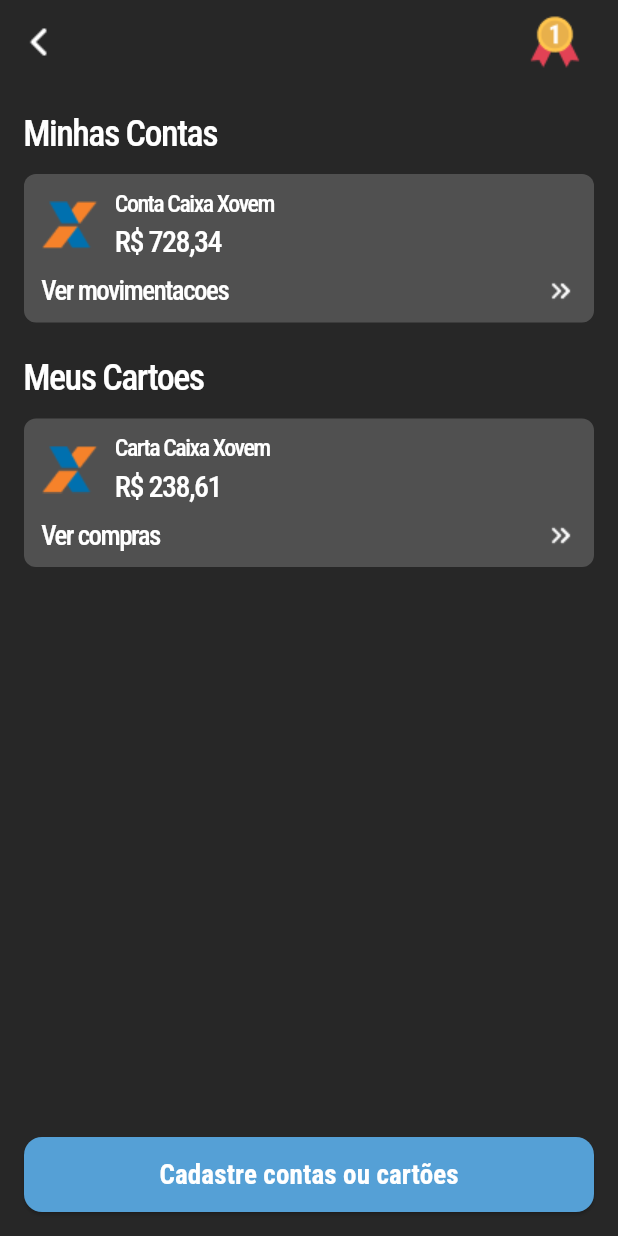
After one commit to fwctecnologia/caixa-hackaton-app, a Flutter app: the ContasCartoesScreen screen opened directly, on a phone screen of 412 x 824 dp. The commit adds this screen. Run offline on Flutter 3.47's test engine with Material 2 defaults, Android fonts, the phone set to English and light mode, and no system bars; our stand-ins replace dio, get, google_fonts.

Commit message:
feat: adding banking infos

```diff
--- /dev/null
+++ b/lib/app/modules/contas_cartoes/contas_cartoes.dart
@@ -0,0 +1,156 @@
+import 'package:flutter/material.dart';
+import 'package:get/get.dart';
+import 'package:google_fonts/google_fonts.dart';
+
+import '../home/home_screen.dart';
+
+class ContasCartoesScreen extends StatefulWidget {
+  const ContasCartoesScreen({super.key});
+
+  @override
+  State<ContasCartoesScreen> createState() => _ContasCartoesScreenState();
+}
+
+class _ContasCartoesScreenState extends State<ContasCartoesScreen> {
+  @override
+  Widget build(BuildContext context) {
+    return Scaffold(
+      bottomNavigationBar:  Container(
+        margin: EdgeInsets.all(16),
+        width: double.infinity,
+        height: 50,
+        child: ElevatedButton(
+          style: ElevatedButton.styleFrom(
+            backgroundColor: Color(0xFF55A0D6),
+            foregroundColor: Colors.white,
+            shape: RoundedRectangleBorder(
+              borderRadius: BorderRadius.circular(12),
+            ),
+          ),
+          onPressed: () async {
+            Get.to(() => const HomeScreen());
+          },
+          child: Text(
+            'Cadastre contas ou cartões',
+            style: GoogleFonts.robotoCondensed(
+              fontWeight: FontWeight.w700,
+              fontSize: 18,
+            ),
+          ),
+        ),
+      ),
+      appBar: AppBar(
+        forceMaterialTransparency: true,
+        leading: Image.asset('assets/chevron_right.png'),
+        actions: [
+          Image.asset('assets/medal.png'),
+          Container(width: 20),
+        ],
+      ),
+      body: Padding(
+        padding: const EdgeInsets.all(16.0),
+        child: Column(
+          crossAxisAlignment: CrossAxisAlignment.start,
+          children: [
+            Text(
+              'Minhas Contas',
+              style: GoogleFonts.robotoCondensed(
+                fontSize: 24,
+                fontWeight: FontWeight.w500,
+                color: Colors.white,
+                letterSpacing: -1,
+              ),
+            ),
+            Container(height: 10),
+            card(
+              'Conta Caixa Xovem',
+              '728,34',
+              'Ver movimentacoes',
+            ),
+            Container(height: 20),
+            Text(
+              'Meus Cartoes',
+              style: GoogleFonts.robotoCondensed(
+                fontSize: 24,
+                fontWeight: FontWeight.w500,
+                color: Colors.white,
+                letterSpacing: -1,
+              ),
+            ),
+            Container(height: 10),
+            card(
+              'Carta Caixa Xovem',
+              '238,61',
+              'Ver compras',
+            ),
+          ],
+        ),
+      ),
+    );
+  }
+}
+
+Widget card(title, value,description) {
+  return Container(
+    width: MediaQuery.of(Get.context!).size.width,
+    padding: EdgeInsets.all(8).copyWith(left: 12,right: 12),
+    decoration: BoxDecoration(
+      color: Color(0xFF505050),
+      borderRadius: BorderRadius.circular(8),
+    ),
+    child: Column(
+      crossAxisAlignment: CrossAxisAlignment.start,
+      children: [
+        Row(
+          children: [
+            Image.asset(
+              'assets/caixa.png',
+            ),
+            Container(width: 10),
+            Column(
+              crossAxisAlignment: CrossAxisAlignment.start,
+              children: [
+                Text(
+                  title,
+                  style: GoogleFonts.robotoCondensed(
+                    fontSize: 16,
+                    fontWeight: FontWeight.w500,
+                    color: Colors.white,
+                    letterSpacing: -1,
+                  ),
+                ),
+                Text(
+                  'R\$ ${value}',
+                  style: GoogleFonts.robotoCondensed(
+                    fontSize: 20,
+                    fontWeight: FontWeight.w500,
+                    color: Colors.white,
+                    letterSpacing: -1,
+                  ),
+                ),
+              ],
+            )
+          ],
+        ),
+        Container(height: 5),
+        Row(
+          mainAxisAlignment: MainAxisAlignment.spaceBetween,
+          children: [
+            Text(
+              description,
+              style: GoogleFonts.robotoCondensed(
+                fontSize: 18,
+                fontWeight: FontWeight.w500,
+                color: Colors.white,
+                letterSpacing: -1,
+              ),
+            ),
+            Image.asset(
+              'assets/chevron_right_small.png',
+            ),
+          ],
+        )
+      ],
+    ),
+  );
+}
--- a/lib/app/modules/trilhas/trilhas_screen.dart
+++ b/lib/app/modules/trilhas/trilhas_screen.dart
@@ -1,3 +1,4 @@
+import 'package:caixa_hackaton_app/app/modules/contas_cartoes/contas_cartoes.dart';
 import 'package:caixa_hackaton_app/app/modules/execucao_trilha/execucao_trilha.dart';
 import 'package:flutter/material.dart';
 import 'package:get/get.dart';
@@ -18,7 +19,11 @@
         forceMaterialTransparency: true,
         leading: Image.asset('assets/chevron_right.png'),
         actions: [
-          Image.asset('assets/medal.png'),
+          GestureDetector(
+            onTap: (){
+              Get.to(() => ContasCartoesScreen());
+            },
+              child: Image.asset('assets/medal.png')),
           Container(width: 20),
         ],
       ),
```
Also changed, not shown: assets/chevron_right_small.png (added).
